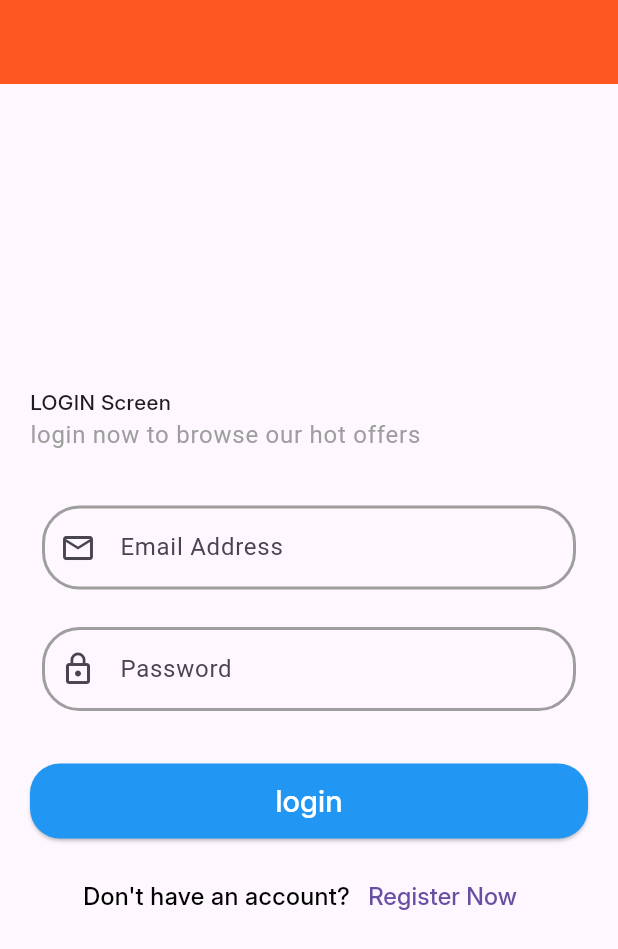
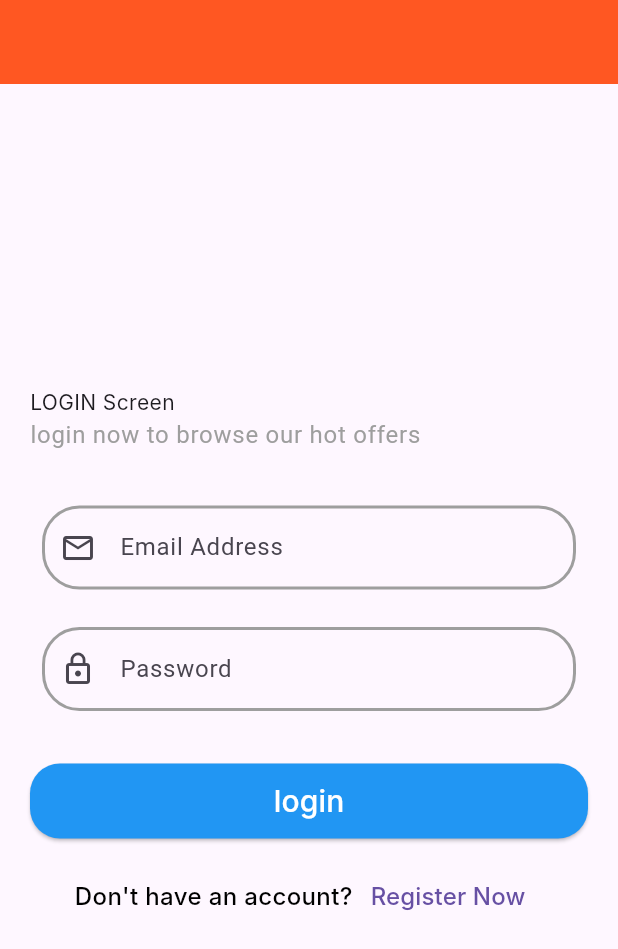
Before and after one commit to mohamedNaser1212/clean_arch_shop_app, a Flutter app: the LoginScreen screen opened directly, on a phone screen of 412 x 824 dp. Shown: the top 949 px of the screen. Run offline on Flutter 3.47's test engine with Material 3 defaults, Android fonts, the phone set to English and light mode, and no system bars; our stand-ins replace bloc, cached_network_image, carousel_slider, conditional_builder_null_safety, dartz, dio and 6 more; missing offline and left inert: flutter_stripe; accounts and stored records are empty; network calls fail; statements that could not run were skipped.

Commit message:
adding Font Family in custom title

```diff
--- a/lib/Features/home/presentation/cubit/categories_cubit/categories_cubit.dart
+++ b/lib/Features/home/presentation/cubit/categories_cubit/categories_cubit.dart
@@ -31,4 +31,6 @@ class CategoriesCubit extends Cubit<CategoriesState> {
       },
     );
   }
+
+
 }
--- a/lib/core/utils/widgets/custom_title.dart
+++ b/lib/core/utils/widgets/custom_title.dart
@@ -35,31 +35,58 @@ class CustomTitle extends StatelessWidget {
     TextStyle textStyle;
     switch (style) {
       case TitleStyle.style14:
-        textStyle = StylesManager.textStyle14.copyWith(color: color);
+        textStyle = StylesManager.textStyle14.copyWith(
+          color: color,
+          fontFamily: 'Inter',
+        );
         break;
       case TitleStyle.style12:
-        textStyle = StylesManager.textStyle12.copyWith(color: color);
+        textStyle = StylesManager.textStyle12.copyWith(
+          color: color,
+          fontFamily: 'Inter',
+        );
         break;
       case TitleStyle.style16:
-        textStyle = StylesManager.textStyle16.copyWith(color: color);
+        textStyle = StylesManager.textStyle16.copyWith(
+          color: color,
+          fontFamily: 'Inter',
+        );
         break;
       case TitleStyle.style18:
-        textStyle = StylesManager.textStyle18.copyWith(color: color);
+        textStyle = StylesManager.textStyle18.copyWith(
+          color: color,
+          fontFamily: 'Inter',
+        );
         break;
       case TitleStyle.styleBold18:
-        textStyle = StylesManager.textStyleBold18.copyWith(color: color);
+        textStyle = StylesManager.textStyleBold18.copyWith(
+          color: color,
+          fontFamily: 'Inter',
+        );
         break;
       case TitleStyle.style20:
-        textStyle = StylesManager.textStyle20.copyWith(color: color);
+        textStyle = StylesManager.textStyle20.copyWith(
+          color: color,
+          fontFamily: 'Inter',
+        );
         break;
       case TitleStyle.styleBold20:
-        textStyle = StylesManager.textStyleBold20.copyWith(color: color);
+        textStyle = StylesManager.textStyleBold20.copyWith(
+          color: color,
+          fontFamily: 'Inter',
+        );
         break;
       case TitleStyle.style24:
-        textStyle = StylesManager.textStyle24.copyWith(color: color);
+        textStyle = StylesManager.textStyle24.copyWith(
+          color: color,
+          fontFamily: 'Inter',
+        );
         break;
       case TitleStyle.style30:
-        textStyle = StylesManager.textStyle30.copyWith(color: color);
+        textStyle = StylesManager.textStyle30.copyWith(
+          color: color,
+          fontFamily: 'Inter',
+        );
         break;
     }
 
```
Also changed, not shown: lib/core/managers/navigations_manager/navigations_manager.dart (+0 -13 lines), pubspec.yaml (+7 -72 lines).
